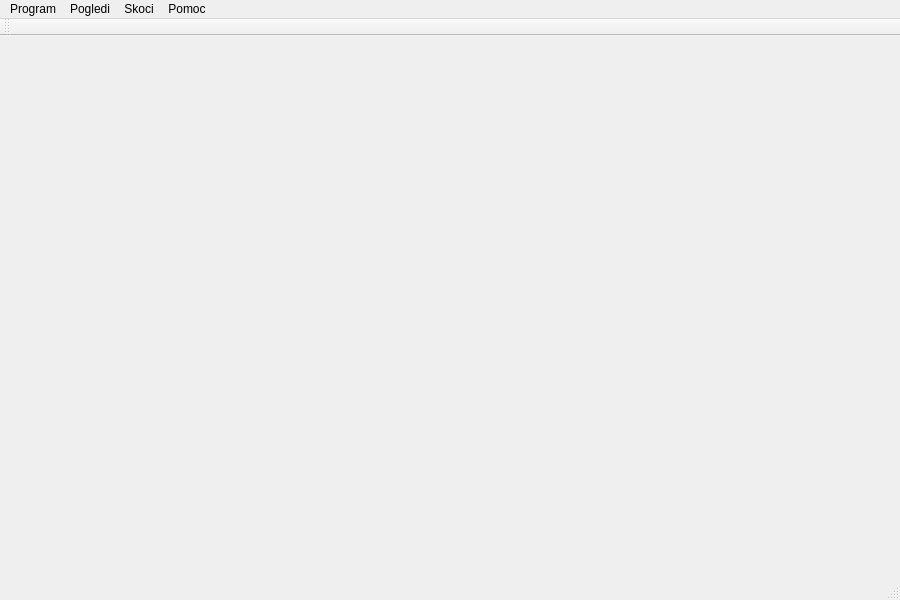
michael-s92/rs15-26, file T-Rex/Gui/mainwindow.ui: the form before one commit.
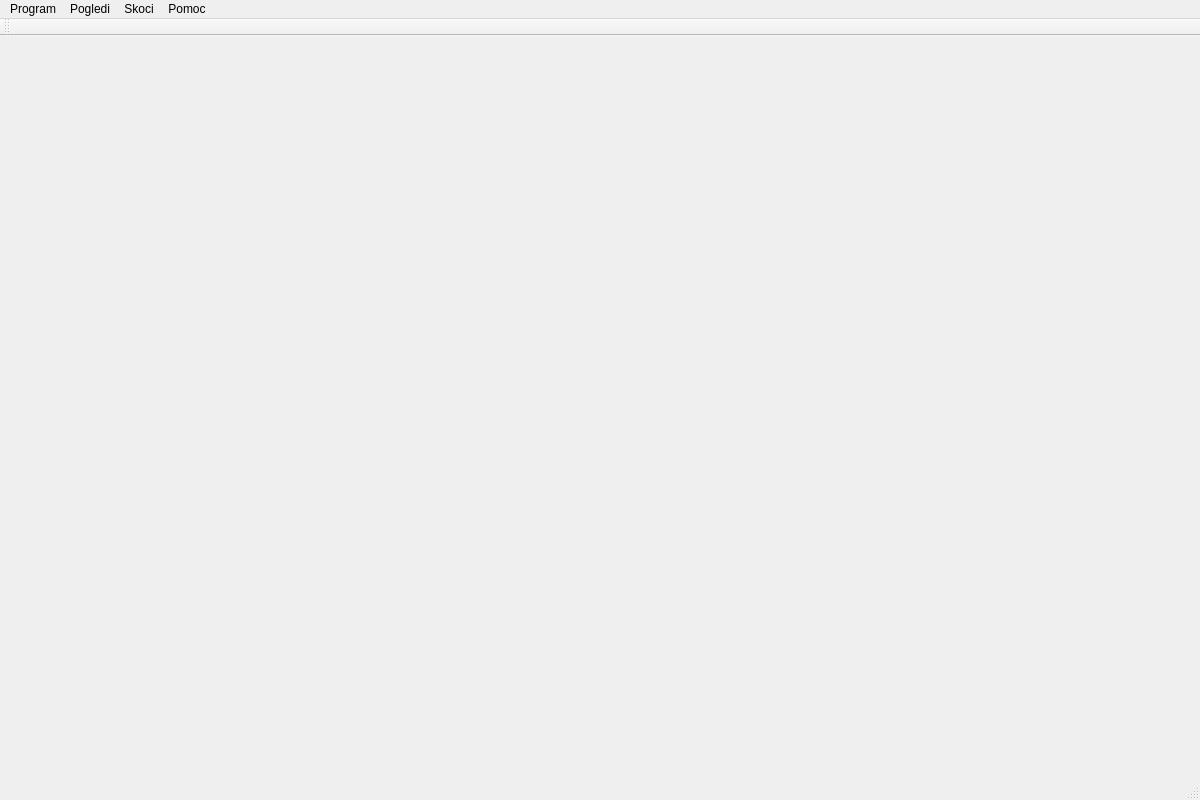
The form after the commit. Icons and pictures are not drawn.

The edit to the form file:
```diff
--- a/T-Rex/Gui/mainwindow.ui
+++ b/T-Rex/Gui/mainwindow.ui
@@ -6,8 +6,8 @@
    <rect>
     <x>0</x>
     <y>0</y>
-    <width>900</width>
-    <height>600</height>
+    <width>1200</width>
+    <height>800</height>
    </rect>
   </property>
   <property name="windowTitle">
@@ -19,7 +19,7 @@
     <rect>
      <x>0</x>
      <y>0</y>
-     <width>900</width>
+     <width>1200</width>
      <height>25</height>
     </rect>
    </property>
```
